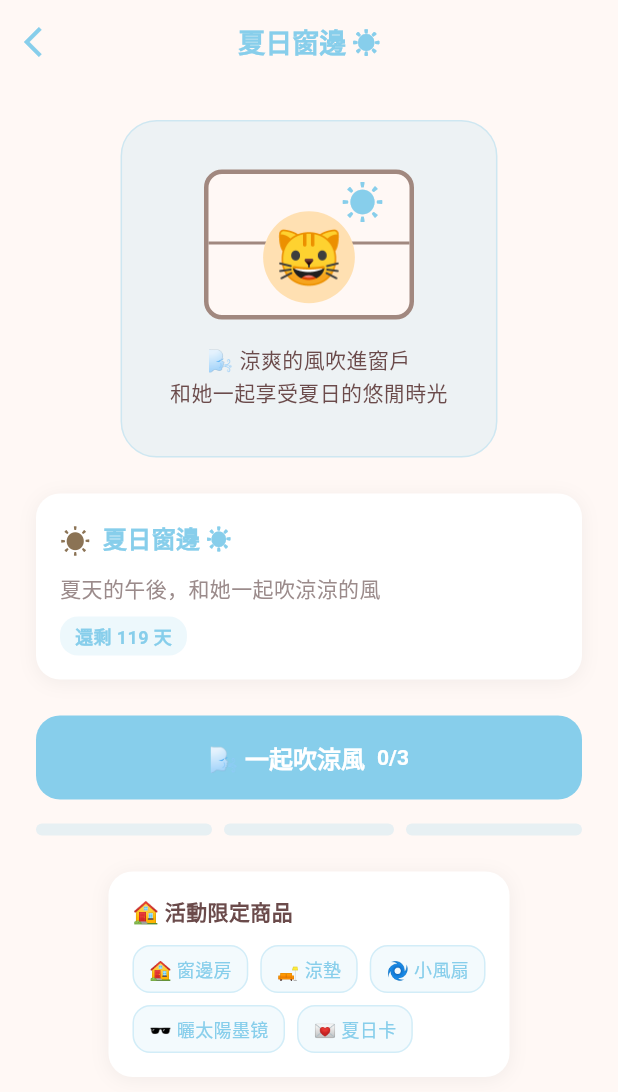
After one commit to yangpeng9572-commits/cat-talk-app, a Flutter app: the SummerWindowPage screen opened directly, on a phone screen of 412 x 824 dp. The commit adds this screen. Shown: the top 1092 px of the screen. Run offline on Flutter 3.47's test engine with Material 3 defaults, Android fonts, the phone set to English and light mode, and no system bars; our stand-ins replace audioplayers, flutter_local_notifications, image_picker, in_app_review, permission_handler, share_plus and 2 more; missing offline and left inert: flutter_sound; accounts and stored records are empty.

Commit message:
feat: add summer window activity page
Add a tappable summer window event card and a dedicated MVP activity page for the cat world seasonal event.

```diff
--- a/lib/screens/cat_world_page.dart
+++ b/lib/screens/cat_world_page.dart
@@ -12,6 +12,7 @@ import '../services/seasonal_event_service.dart';
 import '../services/cat_birthday_service.dart';
 import '../theme/kawaii_theme.dart';
 import 'memory_cards_page.dart';
+import 'summer_window_page.dart';
 
 /// 她的小世界 🏡 - 商店頁面
 class CatWorldPage extends StatefulWidget {
@@ -407,7 +408,15 @@ class _CatWorldPageState extends State<CatWorldPage> with SingleTickerProviderSt
         _buildRoomSection(),
         // 活動卡片
         if (_birthdayCatToday != null) _buildBirthdayEventCard(),
-        _buildEventCard(),
+        GestureDetector(
+          onTap: () {
+            Navigator.push(
+              context,
+              MaterialPageRoute(builder: (_) => const SummerWindowPage()),
+            );
+          },
+          child: _buildEventCard(),
+        ),
         // Plus 入口卡片
         _buildPlusCard(),
         // 分類 Tabs
--- /dev/null
+++ b/lib/screens/summer_window_page.dart
@@ -0,0 +1,371 @@
+import 'package:flutter/material.dart';
+import 'package:shared_preferences/shared_preferences.dart';
+import '../services/cat_service.dart';
+import '../services/seasonal_event_service.dart';
+import '../services/bond_service.dart';
+import '../theme/kawaii_theme.dart';
+
+/// 夏日窗邊活動頁 ☀️
+class SummerWindowPage extends StatefulWidget {
+  const SummerWindowPage({super.key});
+
+  @override
+  State<SummerWindowPage> createState() => _SummerWindowPageState();
+}
+
+class _SummerWindowPageState extends State<SummerWindowPage> {
+  final SeasonalEventService _eventService = SeasonalEventService();
+  final BondService _bondService = BondService();
+
+  String? _currentCatId;
+  int _currentBondScore = 0;
+  bool _isLoading = true;
+  int _interactionCount = 0;
+  static const int _maxInteractions = 3;
+
+  @override
+  void initState() {
+    super.initState();
+    _loadData();
+  }
+
+  Future<void> _loadData() async {
+    final prefs = await SharedPreferences.getInstance();
+    final catService = CatService(prefs);
+    final cats = catService.getAllCats();
+    if (cats.isNotEmpty) {
+      _currentCatId = cats.first.id;
+      _currentBondScore = _bondService.getBond(_currentCatId!).currentBond;
+    }
+    setState(() => _isLoading = false);
+  }
+
+  void _interact() {
+    if (_interactionCount >= _maxInteractions) return;
+    setState(() => _interactionCount++);
+
+    // 模擬互動增加好感度
+    if (_currentCatId != null) {
+      _bondService.addBond(_currentCatId!, 1);
+      _currentBondScore = _bondService.getBond(_currentCatId!).currentBond;
+    }
+
+    ScaffoldMessenger.of(context).showSnackBar(
+      SnackBar(
+        content: Text(
+          '和貓咪一起享受涼涼的風～ 🐱💨',
+          style: const TextStyle(fontSize: 14),
+        ),
+        backgroundColor: const Color(0xFF87CEEB),
+        behavior: SnackBarBehavior.floating,
+        shape: RoundedRectangleBorder(borderRadius: BorderRadius.circular(12)),
+        duration: const Duration(seconds: 2),
+      ),
+    );
+  }
+
+  @override
+  Widget build(BuildContext context) {
+    final event = _eventService.getCurrentEvent();
+    final themeColor = event != null ? Color(event.themeColor) : const Color(0xFF87CEEB);
+
+    return Scaffold(
+      backgroundColor: const Color(0xFFFFF8F5),
+      appBar: AppBar(
+        backgroundColor: Colors.transparent,
+        elevation: 0,
+        leading: IconButton(
+          icon: Icon(Icons.arrow_back_ios, color: themeColor),
+          onPressed: () => Navigator.pop(context),
+        ),
+        title: Text(
+          event?.name ?? '夏日窗邊 ☀️',
+          style: TextStyle(
+            color: themeColor,
+            fontWeight: FontWeight.bold,
+            fontSize: 18,
+          ),
+        ),
+        centerTitle: true,
+      ),
+      body: _isLoading
+          ? Center(child: CircularProgressIndicator(color: themeColor))
+          : SingleChildScrollView(
+              padding: const EdgeInsets.all(24),
+              child: Column(
+                children: [
+                  // 場景視覺
+                  _buildSceneVisual(themeColor),
+                  const SizedBox(height: 24),
+
+                  // 活動說明
+                  _buildEventInfo(event, themeColor),
+                  const SizedBox(height: 24),
+
+                  // 互動按鈕
+                  _buildInteractionButton(themeColor),
+                  const SizedBox(height: 16),
+
+                  // 互動進度
+                  _buildInteractionProgress(themeColor),
+                  const SizedBox(height: 24),
+
+                  // 活動商品
+                  if (event != null) _buildEventItems(event, themeColor),
+                ],
+              ),
+            ),
+    );
+  }
+
+  Widget _buildSceneVisual(Color themeColor) {
+    return Container(
+      padding: const EdgeInsets.all(32),
+      decoration: BoxDecoration(
+        color: themeColor.withOpacity(0.15),
+        borderRadius: BorderRadius.circular(24),
+        border: Border.all(color: themeColor.withOpacity(0.3)),
+      ),
+      child: Column(
+        children: [
+          // 窗戶 + 太陽 + 貓咪
+          Stack(
+            alignment: Alignment.center,
+            children: [
+              // 窗戶
+              Container(
+                width: 140,
+                height: 100,
+                decoration: BoxDecoration(
+                  color: const Color(0xFFFFF8F5),
+                  borderRadius: BorderRadius.circular(12),
+                  border: Border.all(color: Colors.brown.shade300, width: 3),
+                ),
+                child: Column(
+                  children: [
+                    // 窗戶分隔線
+                    Container(
+                      height: 47,
+                      decoration: BoxDecoration(
+                        border: Border(
+                          bottom: BorderSide(color: Colors.brown.shade300, width: 2),
+                        ),
+                      ),
+                    ),
+                    Container(
+                      height: 47,
+                    ),
+                  ],
+                ),
+              ),
+              // 太陽
+              Positioned(
+                top: 0,
+                right: 20,
+                child: Text('☀️', style: TextStyle(fontSize: 28, color: themeColor)),
+              ),
+              // 貓咪
+              Positioned(
+                bottom: 8,
+                child: Container(
+                  padding: const EdgeInsets.all(8),
+                  decoration: BoxDecoration(
+                    color: Colors.orange.shade100,
+                    shape: BoxShape.circle,
+                  ),
+                  child: const Text('🐱', style: TextStyle(fontSize: 36)),
+                ),
+              ),
+            ],
+          ),
+          const SizedBox(height: 16),
+          const Text(
+            '🌬️ 涼爽的風吹進窗戶\n和她一起享受夏日的悠閒時光',
+            textAlign: TextAlign.center,
+            style: TextStyle(
+              fontSize: 14,
+              color: Color(0xFF6B4B4B),
+              height: 1.5,
+            ),
+          ),
+        ],
+      ),
+    );
+  }
+
+  Widget _buildEventInfo(SeasonalEvent? event, Color themeColor) {
+    return Container(
+      padding: const EdgeInsets.all(16),
+      decoration: BoxDecoration(
+        color: Colors.white,
+        borderRadius: BorderRadius.circular(16),
+        boxShadow: [
+          BoxShadow(
+            color: Colors.black.withOpacity(0.05),
+            blurRadius: 10,
+            offset: const Offset(0, 2),
+          ),
+        ],
+      ),
+      child: Column(
+        crossAxisAlignment: CrossAxisAlignment.start,
+        children: [
+          Row(
+            children: [
+              Text(event?.icon ?? '☀️', style: const TextStyle(fontSize: 20)),
+              const SizedBox(width: 8),
+              Text(
+                event?.name ?? '夏日窗邊 ☀️',
+                style: TextStyle(
+                  fontSize: 16,
+                  fontWeight: FontWeight.bold,
+                  color: themeColor,
+                ),
+              ),
+            ],
+          ),
+          const SizedBox(height: 8),
+          Text(
+            event?.description ?? '夏天的午後，和她一起吹涼涼的風',
+            style: const TextStyle(
+              fontSize: 14,
+              color: Color(0xFF9B8B8B),
+              height: 1.5,
+            ),
+          ),
+          if (event != null) ...[
+            const SizedBox(height: 8),
+            Container(
+              padding: const EdgeInsets.symmetric(horizontal: 10, vertical: 4),
+              decoration: BoxDecoration(
+                color: themeColor.withOpacity(0.15),
+                borderRadius: BorderRadius.circular(12),
+              ),
+              child: Text(
+                event.remainingText,
+                style: TextStyle(
+                  fontSize: 12,
+                  fontWeight: FontWeight.w600,
+                  color: themeColor,
+                ),
+              ),
+            ),
+          ],
+        ],
+      ),
+    );
+  }
+
+  Widget _buildInteractionButton(Color themeColor) {
+    final isMaxed = _interactionCount >= _maxInteractions;
+    return SizedBox(
+      width: double.infinity,
+      height: 56,
+      child: ElevatedButton(
+        style: ElevatedButton.styleFrom(
+          backgroundColor: isMaxed ? Colors.grey : themeColor,
+          foregroundColor: Colors.white,
+          shape: RoundedRectangleBorder(
+            borderRadius: BorderRadius.circular(16),
+          ),
+        ),
+        onPressed: isMaxed ? null : _interact,
+        child: Row(
+          mainAxisAlignment: MainAxisAlignment.center,
+          children: [
+            Text(isMaxed ? '✅ 今日已完成' : '🌬️ 一起吹涼風'),
+            if (!isMaxed) ...[
+              const SizedBox(width: 8),
+              Text(
+                isMaxed ? '' : '$_interactionCount/$_maxInteractions',
+                style: const TextStyle(fontSize: 14),
+              ),
+            ],
+          ],
+        ),
+      ),
+    );
+  }
+
+  Widget _buildInteractionProgress(Color themeColor) {
+    return Row(
+      children: List.generate(_maxInteractions, (i) {
+        final isCompleted = i < _interactionCount;
+        return Expanded(
+          child: Container(
+            margin: EdgeInsets.only(left: i > 0 ? 4 : 0, right: i < _maxInteractions - 1 ? 4 : 0),
+            height: 8,
+            decoration: BoxDecoration(
+              color: isCompleted ? themeColor : themeColor.withOpacity(0.2),
+              borderRadius: BorderRadius.circular(4),
+            ),
+          ),
+        );
+      }),
+    );
+  }
+
+  Widget _buildEventItems(SeasonalEvent event, Color themeColor) {
+    return Container(
+      padding: const EdgeInsets.all(16),
+      decoration: BoxDecoration(
+        color: Colors.white,
+        borderRadius: BorderRadius.circular(16),
+        boxShadow: [
+          BoxShadow(
+            color: Colors.black.withOpacity(0.05),
+            blurRadius: 10,
+            offset: const Offset(0, 2),
+          ),
+        ],
+      ),
+      child: Column(
+        crossAxisAlignment: CrossAxisAlignment.start,
+        children: [
+          const Text(
+            '🏠 活動限定商品',
+            style: TextStyle(
+              fontSize: 14,
+              fontWeight: FontWeight.bold,
+              color: Color(0xFF6B4B4B),
+            ),
+          ),
+          const SizedBox(height: 12),
+          Wrap(
+            spacing: 8,
+            runSpacing: 8,
+            children: event.unlockableItemIds.map<Widget>((itemId) {
+              return Container(
+                padding: const EdgeInsets.symmetric(horizontal: 10, vertical: 6),
+                decoration: BoxDecoration(
+                  color: themeColor.withOpacity(0.1),
+                  borderRadius: BorderRadius.circular(12),
+                  border: Border.all(color: themeColor.withOpacity(0.3)),
+                ),
+                child: Text(
+                  _getItemDisplayName(itemId),
+                  style: TextStyle(
+                    fontSize: 12,
+                    color: themeColor,
+                    fontWeight: FontWeight.w500,
+                  ),
+                ),
+              );
+            }).toList(),
+          ),
+        ],
+      ),
+    );
+  }
+
+  String _getItemDisplayName(String itemId) {
+    final names = {
+      'room_summer_窗邊房': '🏠 窗邊房',
+      'furniture_summer_涼墊': '🛋️ 涼墊',
+      'furniture_summer_小風扇': '🌀 小風扇',
+      'accessory_summer_曬太陽墨镜': '🕶️ 曬太陽墨镜',
+      'share_summer_夏日卡': '💌 夏日卡',
+    };
+    return names[itemId] ?? itemId;
+  }
+}
```
